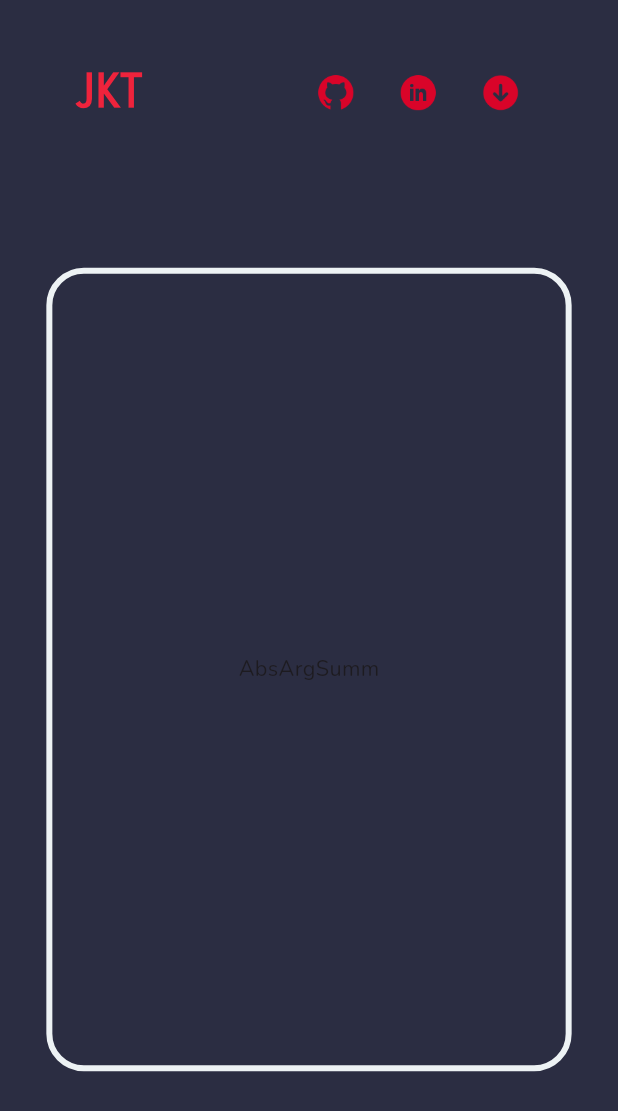
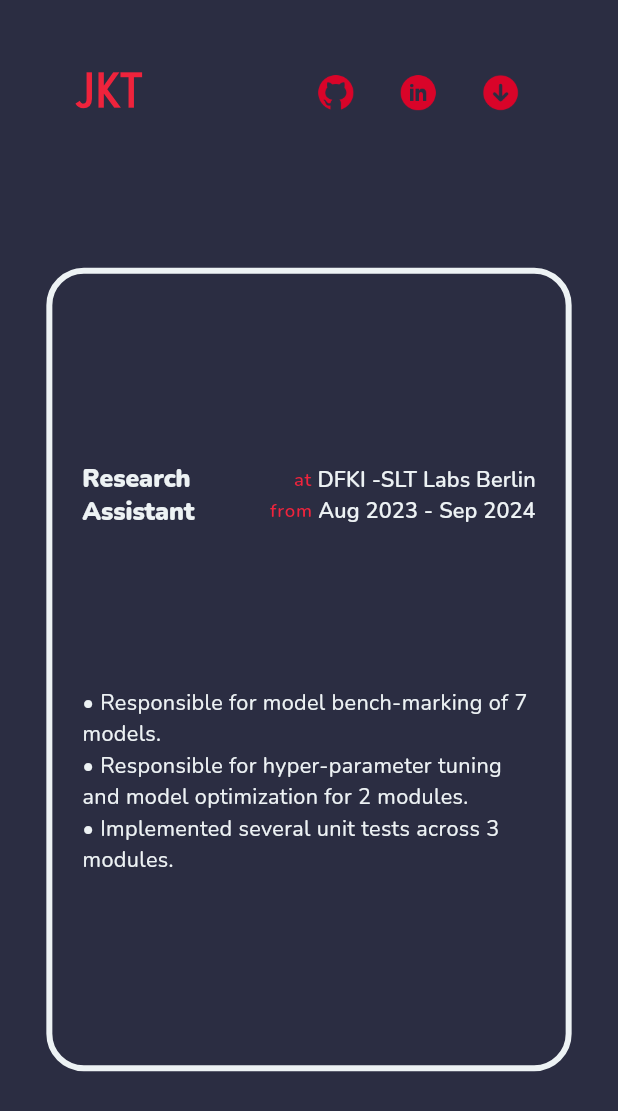
Before and after one commit to jk-tripathy/jk-tripathy.github.io, a Flutter app: the WorkView screen opened by its route, on a phone screen of 412 x 824 dp. Shown: the top 1111 px of the screen. Run offline on Flutter 3.47's test engine with Material 3 defaults, Android fonts, the phone set to English and light mode, and no system bars; our stand-ins replace go_router; missing offline and left inert: dart:html.

Commit message:
feat: work page basic done

```diff
--- /dev/null
+++ b/lib/data/work_list.dart
@@ -0,0 +1,42 @@
+const List<Map<String, dynamic>> work_list = [
+  {
+    'title': 'Research Assistant',
+    'Company': 'DFKI -SLT Labs Berlin',
+    'duration': 'Aug 2023 - Sep 2024',
+    'content': [
+      'Responsible for model bench-marking of 7 models.',
+      'Responsible for hyper-parameter tuning and model optimization for 2 modules.',
+      'Implemented several unit tests across 3 modules.',
+    ],
+  },
+  {
+    'title': 'Teaching Assistant',
+    'Company': 'University of Potsdam',
+    'duration': 'Oct 2022 - Feb 2023',
+    'content': [
+      'Teaching assistant for the Advanced Natural Language Process class for WiSe 2022/23.',
+      'Responsible for evaluating and discussing 20 assignments throughout the semester.',
+      'Created unit tests for automatic grading for 4 assignments.',
+    ],
+  },
+  {
+    'title': 'Data Science Intern',
+    'Company': 'Edutech Analysis Labs',
+    'duration': 'Jun 2019 - Sep 2019',
+    'content': [
+      'Developed, handled and maintained 2 data science modules.',
+      'Led a team of 8 interns to build a desktop application using Python.',
+      'Implemented a web scrapper to gather 70% of the required information.',
+    ],
+  },
+  {
+    'title': 'Research Intern',
+    'Company': 'VIT University',
+    'duration': 'Feb 2019 - May 2019',
+    'content': [
+      'Built a specialized chatbot to answer FAQs about the university.',
+      'Researched and bench-marked 5 different models used in the field.',
+      'Deployed and maintained chatbot on GCP for 4 months.',
+    ],
+  },
+];
--- a/lib/screens/work.dart
+++ b/lib/screens/work.dart
@@ -1,6 +1,6 @@
 import 'package:flutter/material.dart';
 import 'package:portfolio/data/dimensions.dart';
-import 'package:portfolio/data/project_list.dart';
+import 'package:portfolio/data/work_list.dart';
 import 'package:portfolio/widgets/custom_hero.dart';
 import 'package:portfolio/widgets/page_indicator.dart';
 import 'package:portfolio/widgets/top_bar.dart';
@@ -23,7 +23,7 @@ class _WorkViewState extends State<WorkView> with TickerProviderStateMixin {
   void initState() {
     super.initState();
     _pageViewController = PageController();
-    _tabController = TabController(length: project_list.length, vsync: this);
+    _tabController = TabController(length: work_list.length, vsync: this);
   }
 
   @override
@@ -31,6 +31,41 @@ class _WorkViewState extends State<WorkView> with TickerProviderStateMixin {
     super.dispose();
     _pageViewController.dispose();
     _tabController.dispose();
+  }
+
+  void _handlePageViewChanged(int currentPageIndex) {
+    if (!_isOnDesktopAndWeb) {
+      return;
+    }
+    _tabController.index = currentPageIndex;
+    setState(() {
+      _currentPageIndex = currentPageIndex;
+    });
+  }
+
+  void _updateCurrentPageIndex(int index) {
+    _tabController.index = index;
+    _pageViewController.animateToPage(
+      index,
+      duration: const Duration(milliseconds: 400),
+      curve: Curves.easeInOut,
+    );
+  }
+
+  bool get _isOnDesktopAndWeb {
+    if (kIsWeb) {
+      return true;
+    }
+    switch (defaultTargetPlatform) {
+      case TargetPlatform.macOS:
+      case TargetPlatform.linux:
+      case TargetPlatform.windows:
+        return true;
+      case TargetPlatform.android:
+      case TargetPlatform.iOS:
+      case TargetPlatform.fuchsia:
+        return false;
+    }
   }
 
   @override
@@ -78,7 +113,7 @@ class _WorkViewState extends State<WorkView> with TickerProviderStateMixin {
                           child: PageView(
                             controller: _pageViewController,
                             onPageChanged: _handlePageViewChanged,
-                            children: PageViewContent(context),
+                            children: PageViewContent(context, constraints),
                           ),
                         ),
                       ],
@@ -99,46 +134,150 @@ class _WorkViewState extends State<WorkView> with TickerProviderStateMixin {
     );
   }
 
-  List<Widget> PageViewContent(BuildContext context) {
-    return project_list.map((project) {
+  List<Widget> PageViewContent(
+      BuildContext context, BoxConstraints constraints) {
+    return work_list.map((work) {
       return Center(
-        child: Text(project['title']!),
+        child: Padding(
+          padding: const EdgeInsets.all(24.0),
+          child: Column(
+            mainAxisSize: MainAxisSize.max,
+            mainAxisAlignment: MainAxisAlignment.spaceEvenly,
+            crossAxisAlignment: CrossAxisAlignment.start,
+            children: [
+              Row(
+                children: [
+                  Expanded(
+                    child: Text(
+                      work['title']!,
+                      style:
+                          Theme.of(context).textTheme.headlineSmall!.copyWith(
+                                color: Theme.of(context).primaryColorLight,
+                              ),
+                    ),
+                  ),
+                  SizedBox(
+                    width: 10,
+                  ),
+                  constraints.maxWidth < mobileWidth
+                      ? Column(
+                          mainAxisSize: MainAxisSize.min,
+                          mainAxisAlignment: MainAxisAlignment.start,
+                          crossAxisAlignment: CrossAxisAlignment.end,
+                          children: [
+                            Row(
+                              children: [
+                                Text(
+                                  "at ",
+                                  style: Theme.of(context)
+                                      .textTheme
+                                      .labelMedium!
+                                      .copyWith(
+                                        color: Theme.of(context).hintColor,
+                                      ),
+                                ),
+                                Text(
+                                  work['Company']!,
+                                  style: Theme.of(context)
+                                      .textTheme
+                                      .labelLarge!
+                                      .copyWith(
+                                        color:
+                                            Theme.of(context).primaryColorLight,
+                                      ),
+                                ),
+                              ],
+                            ),
+                            Row(
+                              children: [
+                                Text(
+                                  "from ",
+                                  style: Theme.of(context)
+                                      .textTheme
+                                      .labelMedium!
+                                      .copyWith(
+                                        color: Theme.of(context).hintColor,
+                                      ),
+                                ),
+                                Text(
+                                  work['duration']!,
+                                  style: Theme.of(context)
+                                      .textTheme
+                                      .labelLarge!
+                                      .copyWith(
+                                        color:
+                                            Theme.of(context).primaryColorLight,
+                                      ),
+                                ),
+                              ],
+                            ),
+                          ],
+                        )
+                      : Row(
+                          mainAxisAlignment: MainAxisAlignment.end,
+                          mainAxisSize: MainAxisSize.min,
+                          crossAxisAlignment: CrossAxisAlignment.center,
+                          children: [
+                            Text(
+                              "at ",
+                              style: Theme.of(context)
+                                  .textTheme
+                                  .labelMedium!
+                                  .copyWith(
+                                    color: Theme.of(context).hintColor,
+                                  ),
+                            ),
+                            Text(
+                              work['Company']!,
+                              style: Theme.of(context)
+                                  .textTheme
+                                  .labelLarge!
+                                  .copyWith(
+                                    color: Theme.of(context).primaryColorLight,
+                                  ),
+                            ),
+                            SizedBox(
+                              width: 10,
+                            ),
+                            Text(
+                              "from ",
+                              style: Theme.of(context)
+                                  .textTheme
+                                  .labelMedium!
+                                  .copyWith(
+                                    color: Theme.of(context).hintColor,
+                                  ),
+                            ),
+                            Text(
+                              work['duration']!,
+                              style: Theme.of(context)
+                                  .textTheme
+                                  .labelLarge!
+                                  .copyWith(
+                                    color: Theme.of(context).primaryColorLight,
+                                  ),
+                            ),
+                          ],
+                        )
+                ],
+              ),
+              Column(
+                crossAxisAlignment: CrossAxisAlignment.start,
+                children: [
+                  ...work['content']!.map<Widget>((content) {
+                    return Text(
+                      "• $content",
+                      style: Theme.of(context).textTheme.bodyMedium!.copyWith(
+                            color: Theme.of(context).primaryColorLight,
+                          ),
+                    );
+                  }).toList(),
+                ],
+              ),
+            ],
+          ),
+        ),
       );
     }).toList();
   }
-
-  void _handlePageViewChanged(int currentPageIndex) {
-    if (!_isOnDesktopAndWeb) {
-      return;
-    }
-    _tabController.index = currentPageIndex;
-    setState(() {
-      _currentPageIndex = currentPageIndex;
-    });
-  }
-
-  void _updateCurrentPageIndex(int index) {
-    _tabController.index = index;
-    _pageViewController.animateToPage(
-      index,
-      duration: const Duration(milliseconds: 400),
-      curve: Curves.easeInOut,
-    );
-  }
-
-  bool get _isOnDesktopAndWeb {
-    if (kIsWeb) {
-      return true;
-    }
-    switch (defaultTargetPlatform) {
-      case TargetPlatform.macOS:
-      case TargetPlatform.linux:
-      case TargetPlatform.windows:
-        return true;
-      case TargetPlatform.android:
-      case TargetPlatform.iOS:
-      case TargetPlatform.fuchsia:
-        return false;
-    }
-  }
 }
```
